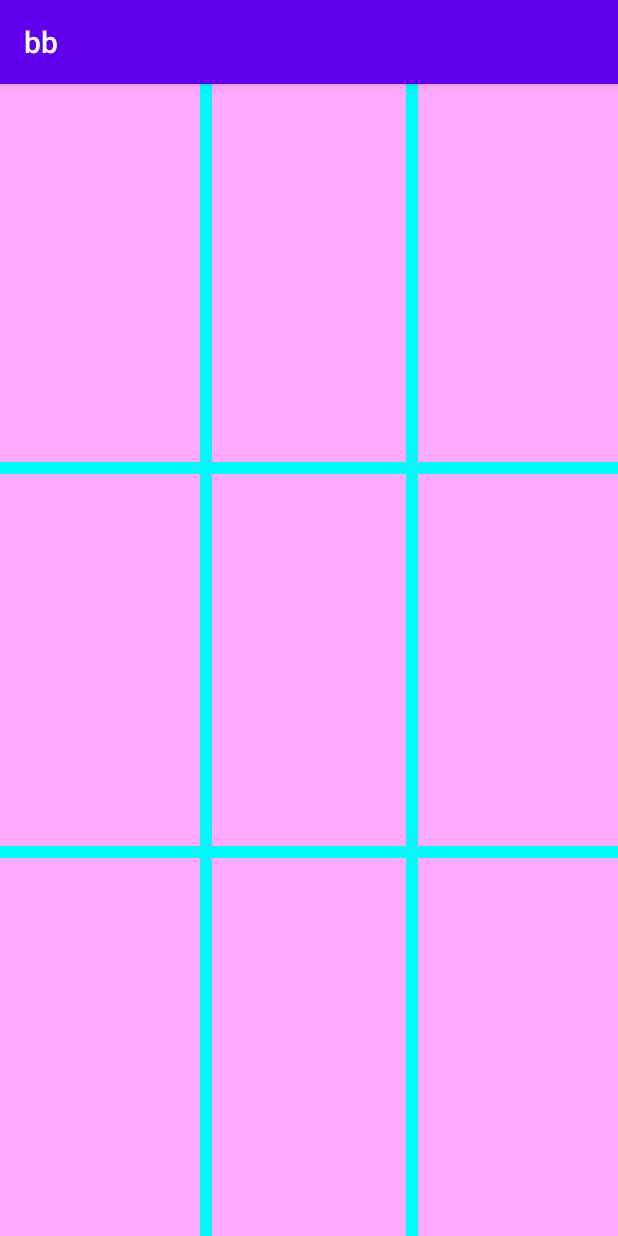
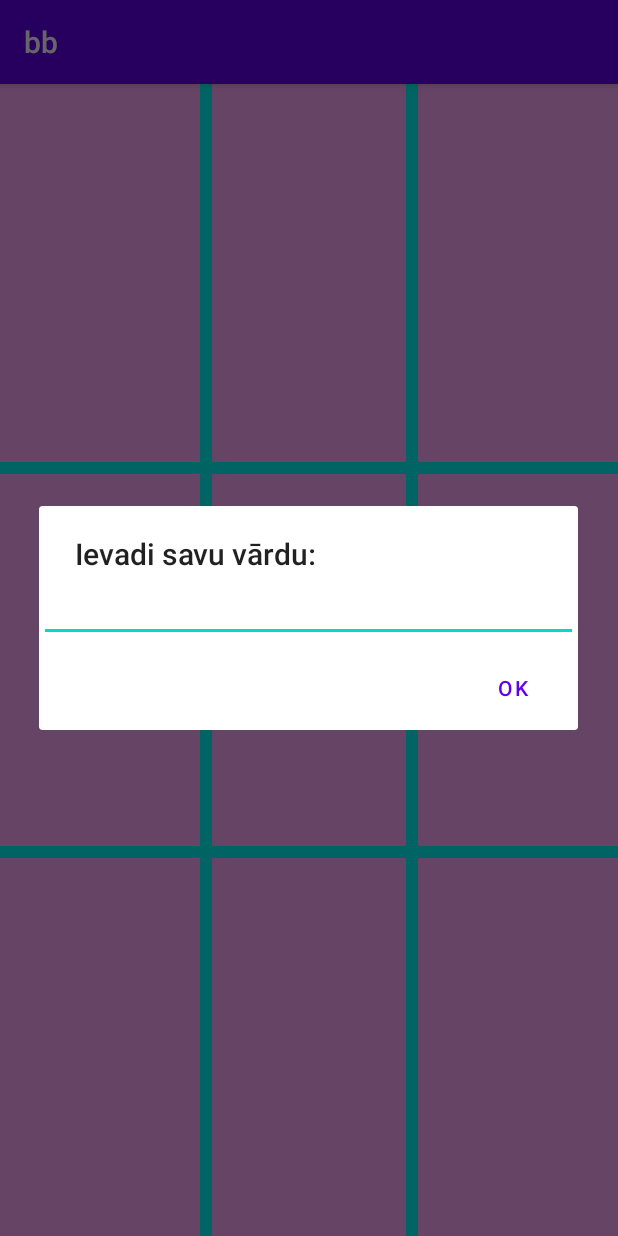
Before and after one commit to grauziitisos/Desas---sausages---xoxox, an Android app: the screen it shows after launch (MainActivity), on a phone screen of 412 x 824 dp. Run offline under Robolectric (Android 15) with nearby library versions, the phone set to English and light mode, and no system bars.

```diff
--- a/app/src/main/java/com/aal/bb/MainActivity.kt
+++ b/app/src/main/java/com/aal/bb/MainActivity.kt
@@ -6,6 +6,7 @@ import android.os.Bundle
 class MainActivity : AppCompatActivity() {
     companion object {
         var state = desasState()
+        var vards : String =""
     }
     override fun onCreate(savedInstanceState: Bundle?) {
         super.onCreate(savedInstanceState)
--- a/app/src/main/java/com/aal/bb/cnvsview.kt
+++ b/app/src/main/java/com/aal/bb/cnvsview.kt
@@ -8,10 +8,12 @@ import androidx.window.layout.WindowMetrics;
 import androidx.window.layout.WindowMetricsCalculator;
 import android.graphics.RectF
 import android.view.MotionEvent
+import android.widget.EditText
 import androidx.appcompat.app.AlertDialog
 import java.util.*
 import kotlin.math.roundToInt
 
+// lietoju: https://github.com/googlecodelabs/android-kotlin-drawing-canvas/blob/master/app/src/main/java/com/example/android/minipaint/MyCanvasView.kt
 
 
 
@@ -21,10 +23,6 @@ class cnvsview (context: Context) : View(context)  {
     private lateinit var extraBitmap: Bitmap
     private val STROKE_WIDTH = 12f // has to be float
     private val STROKE_WIDTH_2 = 18f // has to be float
-
-    var windowMetrics = WindowMetricsCalculator.getOrCreate().computeCurrentWindowMetrics(context as Activity)
-    val d_height: Int = windowMetrics.bounds.height()+windowMetrics.bounds.top
-    val d_width: Int = windowMetrics.bounds.width()/*.width()+windowMetrics.bounds.left*/
 
     // Set up the paint with which to draw.
     private val paint1 = Paint().apply {
@@ -53,6 +51,10 @@ class cnvsview (context: Context) : View(context)  {
     }
     override fun onSizeChanged(width: Int, height: Int, oldWidth: Int, oldHeight: Int) {
         super.onSizeChanged(width, height, oldWidth, oldHeight)
+        if(MainActivity.Companion.vards==""){
+            waitForName()
+        }
+        // the author changed her/his code??? ok will add reference to the new place
         // However, this is a memory leak, leaving the old bitmaps around. To fix this,
         // recycle extraBitmap before creating the next one by adding this code right after
         // the call to super
@@ -61,6 +63,24 @@ class cnvsview (context: Context) : View(context)  {
         extraCanvas = Canvas(extraBitmap)
         extraCanvas.drawColor(Color.parseColor("#FFAAFF"))
 
+    }
+    fun waitForName(){
+        val bld = AlertDialog.Builder(this.context)
+        val infl = (this.context as Activity).layoutInflater
+        bld.setTitle("Ievadi savu vārdu:")
+        val dlgl = infl.inflate(R.layout.varda_ievade, null)
+        val edt = dlgl.findViewById<EditText>(R.id.editTextTextPersonName)
+        bld.setView(dlgl)
+        bld.setPositiveButton("ok" ,  fun(_: DialogInterface, _: Int) {
+            MainActivity.Companion.vards = edt.text.toString()
+            this.reset()
+        })
+        bld.setOnCancelListener(fun(di: DialogInterface){
+            MainActivity.Companion.vards = edt.text.toString()
+            if(MainActivity.Companion.vards=="") waitForName()
+        })
+        bld.create()
+        bld.show()
     }
 
     override fun onTouchEvent(event: MotionEvent?): Boolean {
@@ -172,7 +192,6 @@ class cnvsview (context: Context) : View(context)  {
         super.onDraw(canvas)
         canvas.drawBitmap(extraBitmap, 0f, 0f, null)
 //        var windowMetrics = WindowMetricsCalculator.getOrCreate().computeCurrentWindowMetrics(context as Activity)
-        println(d_width)
         val OffsetV: Int = 0//this.top// windowMetrics.bounds.top
         val crd:
                 inTupleTsorrynotypeparamThere = MainActivity.Companion.state.setRutis(
--- /dev/null
+++ b/app/src/main/res/layout/varda_ievade.xml
@@ -0,0 +1,14 @@
+<?xml version="1.0" encoding="utf-8"?>
+<LinearLayout xmlns:android="http://schemas.android.com/apk/res/android"
+    android:layout_width="match_parent"
+    android:layout_height="match_parent">
+
+    <EditText
+        android:id="@+id/editTextTextPersonName"
+        android:layout_width="match_parent"
+        android:layout_height="wrap_content"
+        android:layout_weight="1"
+        android:ems="10"
+        android:inputType="textPersonName"
+        android:text="" />
+</LinearLayout>
```
